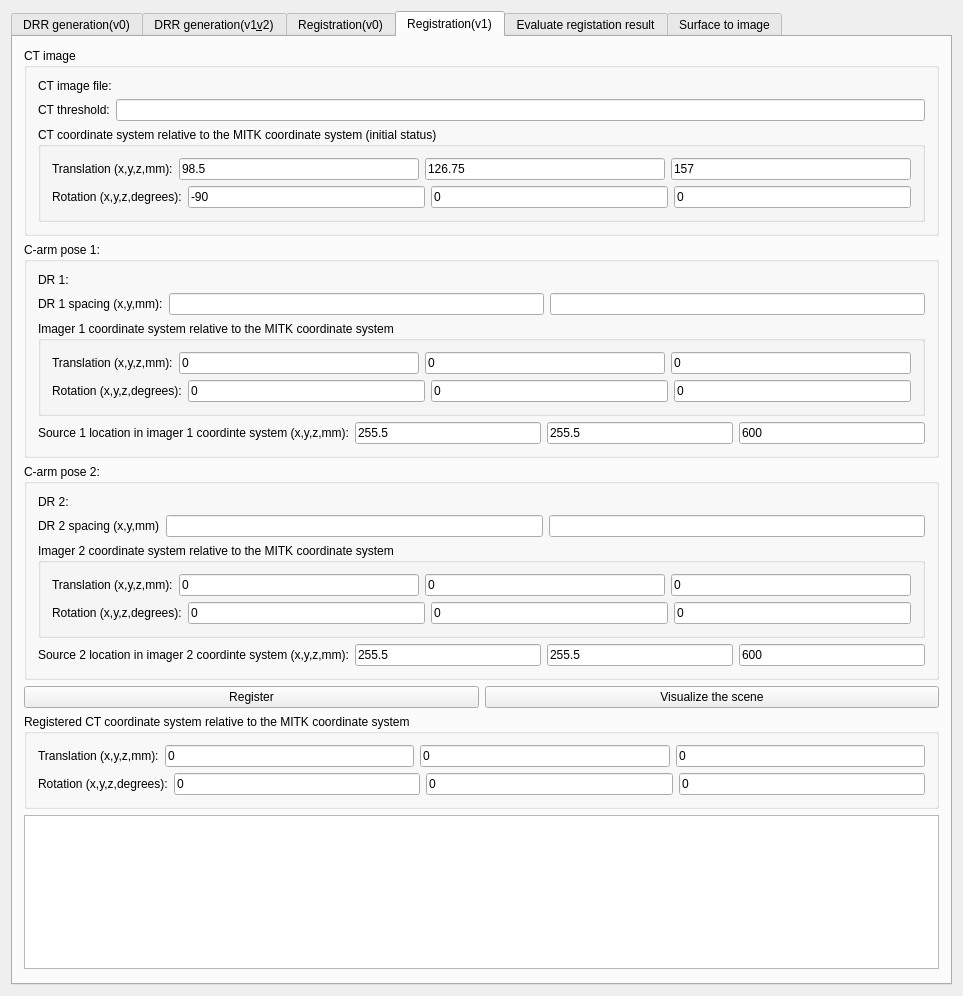
Old version of the form Plugins/org.mitk.lancet.nodeeditor/src/internal/NodeEditorControls.ui in the repository zzhou7/MITK_lancet.
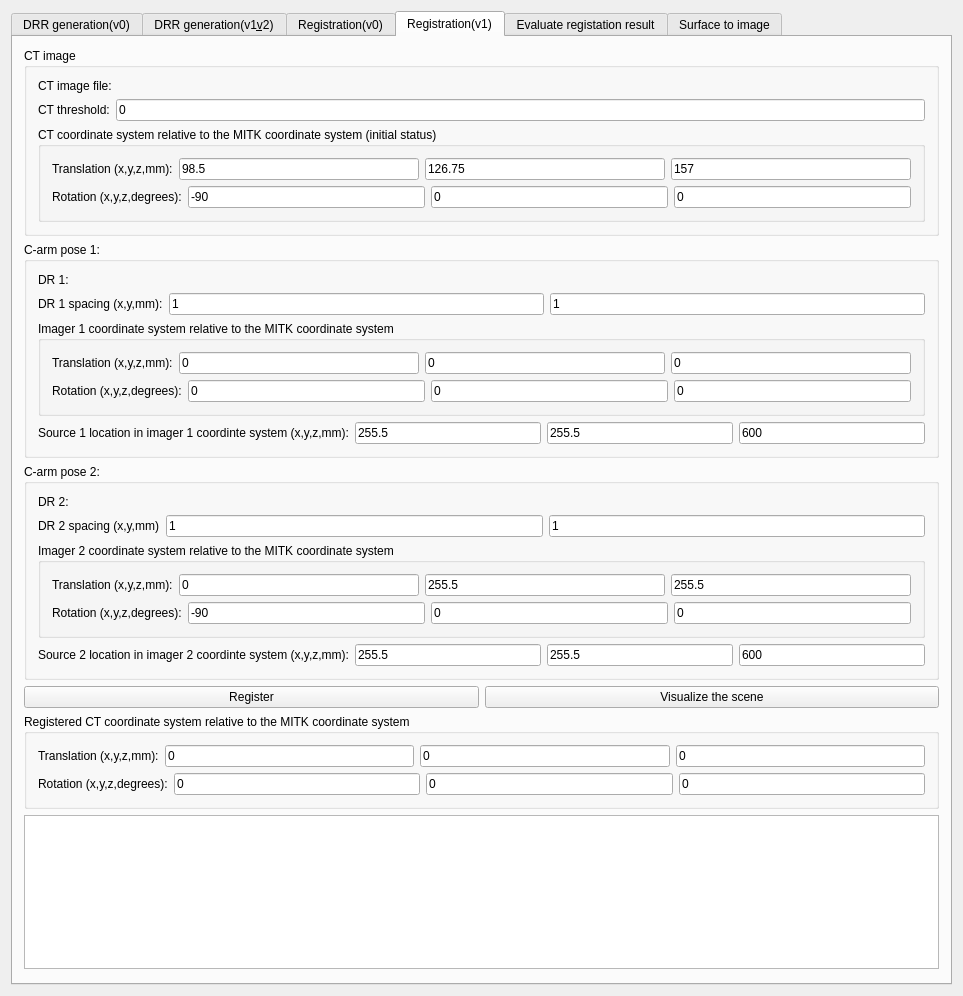
New version of the form. The open tabs and pages were chosen to show the change. Custom widgets are drawn as their Qt base class.

Diff of the .ui file:
```diff
--- a/Plugins/org.mitk.lancet.nodeeditor/src/internal/NodeEditorControls.ui
+++ b/Plugins/org.mitk.lancet.nodeeditor/src/internal/NodeEditorControls.ui
@@ -1445,7 +1445,11 @@
              </widget>
             </item>
             <item>
-             <widget class="QLineEdit" name="regThresholdLineEdit"/>
+             <widget class="QLineEdit" name="regThresholdLineEdit">
+              <property name="text">
+               <string>0</string>
+              </property>
+             </widget>
             </item>
            </layout>
           </item>
@@ -1555,10 +1559,18 @@
              </widget>
             </item>
             <item>
-             <widget class="QLineEdit" name="dr1SpacingXLineEdit"/>
+             <widget class="QLineEdit" name="dr1SpacingXLineEdit">
+              <property name="text">
+               <string>1</string>
+              </property>
+             </widget>
             </item>
             <item>
-             <widget class="QLineEdit" name="dr1SpacingYLineEdit"/>
+             <widget class="QLineEdit" name="dr1SpacingYLineEdit">
+              <property name="text">
+               <string>1</string>
+              </property>
+             </widget>
             </item>
            </layout>
           </item>
@@ -1700,10 +1712,18 @@
              </widget>
             </item>
             <item>
-             <widget class="QLineEdit" name="dr2SpacingXLineEdit"/>
+             <widget class="QLineEdit" name="dr2SpacingXLineEdit">
+              <property name="text">
+               <string>1</string>
+              </property>
+             </widget>
             </item>
             <item>
-             <widget class="QLineEdit" name="dr2SpacingYLineEdit"/>
+             <widget class="QLineEdit" name="dr2SpacingYLineEdit">
+              <property name="text">
+               <string>1</string>
+              </property>
+             </widget>
             </item>
            </layout>
           </item>
@@ -1732,14 +1752,14 @@
                <item>
                 <widget class="QLineEdit" name="imager2TyLineEdit">
                  <property name="text">
-                  <string>0</string>
+                  <string>255.5</string>
                  </property>
                 </widget>
                </item>
                <item>
                 <widget class="QLineEdit" name="imager2TzLineEdit">
                  <property name="text">
-                  <string>0</string>
+                  <string>255.5</string>
                  </property>
                 </widget>
                </item>
@@ -1757,7 +1777,7 @@
                <item>
                 <widget class="QLineEdit" name="imager2RxLineEdit">
                  <property name="text">
-                  <string>0</string>
+                  <string>-90</string>
                  </property>
                 </widget>
                </item>
```
Left out of the diff: 6 changed lines with no effect on the pictures.
